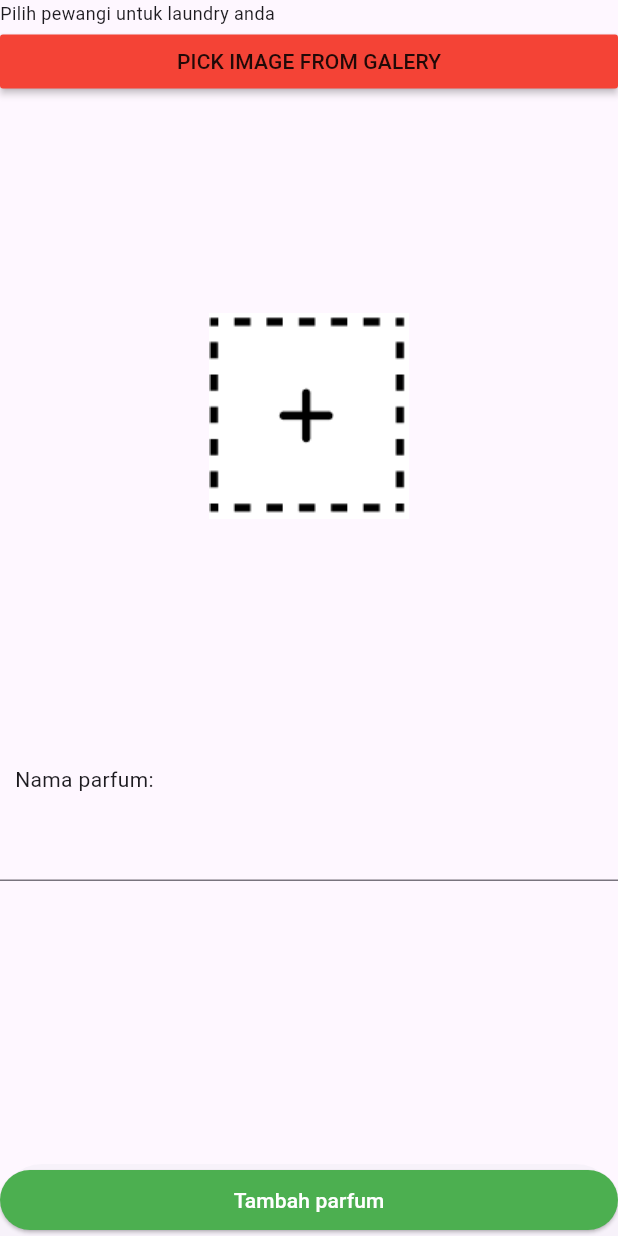
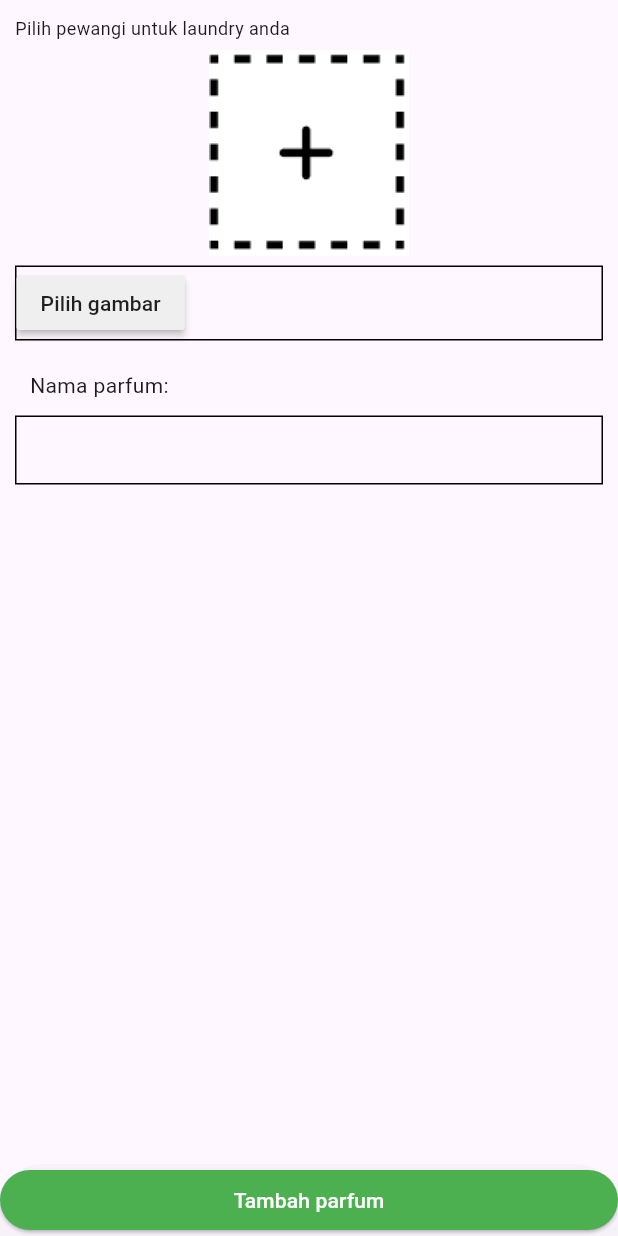
Before and after one commit to OrvalaAM/EasyLaundry, a Flutter app: the CustomPewangi screen opened by its route, after a tap on the "add" icon, on a phone screen of 412 x 824 dp. Run offline on Flutter 3.47's test engine with Material 3 defaults, Android fonts, the phone set to English and light mode, and no system bars; our stand-ins replace get, image_picker, sqflite; accounts and stored records are empty; Roboto replaces fonts that are missing (Poppins).

Commit message:
perbaikan desain tambah-pewangi

```diff
--- a/lib/views/custom_pewangi.dart
+++ b/lib/views/custom_pewangi.dart
@@ -18,7 +18,7 @@ class CustomPewangi extends GetView<PewangiController> {
               if (snapshot.hasData) {
                 if (snapshot.data!.isEmpty) {
                   return const Center(
-                    child: Text("Tidak ada pesanan"),
+                    child: Text("Tidak ada pewangi"),
                   );
                 }
                 return Container(
--- a/lib/views/tambah_pewangi.dart
+++ b/lib/views/tambah_pewangi.dart
@@ -9,7 +9,9 @@ class TambahPewangi extends GetView<PewangiController> {
   @override
   Widget build(BuildContext context) {
     return Scaffold(
-      body: ListView(
+      body: Container(
+        margin: const EdgeInsets.all(10),
+        child: ListView(
           children: <Widget>[
             const Text(
               "Pilih pewangi untuk laundry anda",
@@ -19,13 +21,7 @@ class TambahPewangi extends GetView<PewangiController> {
                 fontSize: 12,
               ),
             ),
-          MaterialButton(
-            color: Colors.red,
-            onPressed: () {
-              controller.pickImageFromGalery();
-            },
-            child: const Text("PICK IMAGE FROM GALERY"),
-          ),
+
             Obx(
               () => controller.path.value != ""
                   ? Image.file(
@@ -34,18 +30,42 @@ class TambahPewangi extends GetView<PewangiController> {
                       height: 150,
                     )
                   : const Image(
+                      width: 150,
+                      height: 150,
                       image: AssetImage("assets/gambar_kosong.png"),
                     ),
             ),
-          Obx(() => controller.path.value != ""
+            Container(
+              decoration:
+                  BoxDecoration(border: Border.all(color: Colors.black)),
+              child: Row(children: [
+                MaterialButton(
+                  color: const Color(0xffEFEFEF),
+                  onPressed: () {
+                    controller.pickImageFromGalery();
+                  },
+                  child: const Text("Pilih gambar"),
+                ),
+                Container(
+                  margin: const EdgeInsets.only(left: 10),
+                  child: Obx(() => controller.path.value != ""
                       ? Text(controller.path.value.split('/').last)
-              : Container()),
+                      : const Text('')),
+                ),
+              ]),
+            ),
             Container(
               margin: const EdgeInsets.fromLTRB(10, 20, 10, 10),
               child: const Text("Nama parfum: "),
             ),
-          TextField(
+            Container(
+              padding: EdgeInsets.all(10),
+              decoration:
+                  BoxDecoration(border: Border.all(color: Colors.black)),
+              child: TextField(
                 controller: controller.namaParfumController,
+                decoration: null,
+              ),
             ),
             // FutureBuilder<List<PesananModel>>(
             //   future: controller.db.getAllPesanan(),
@@ -77,6 +97,7 @@ class TambahPewangi extends GetView<PewangiController> {
             // ),
           ],
         ),
+      ),
       bottomSheet: SizedBox(
         width: double.infinity - 10,
         child: ElevatedButton(
```
Lines whose indentation alone changed are shown as unchanged.
